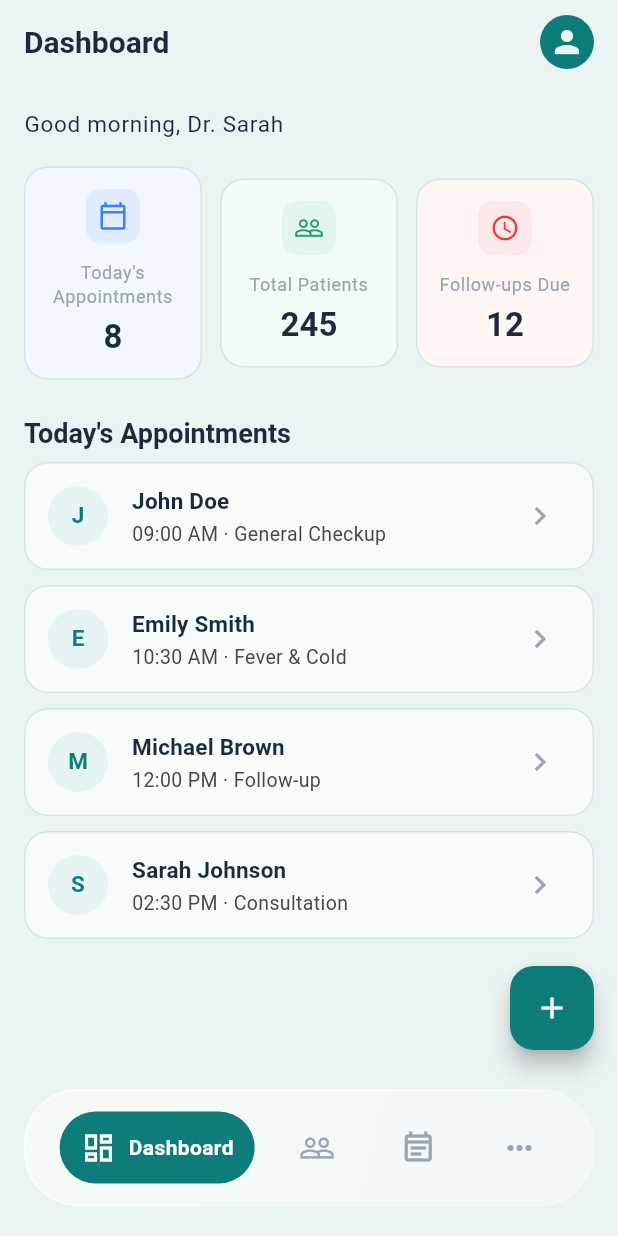
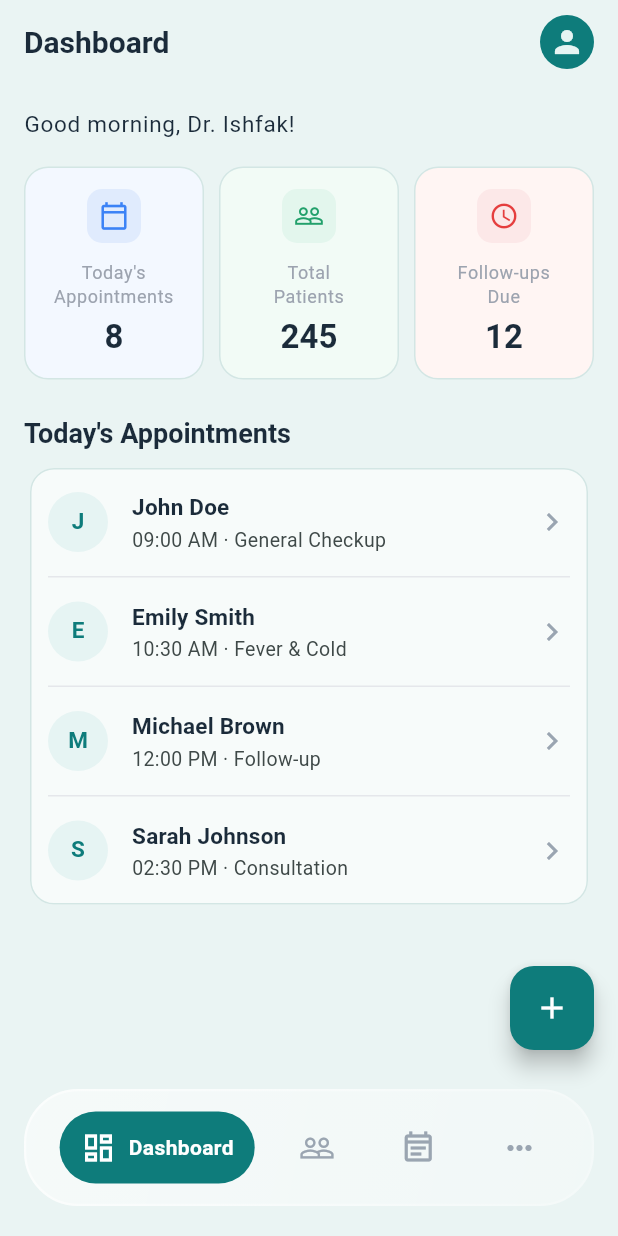
Before and after one commit to ishfak-akbar/clinitrack, a Flutter app: the DashboardScreen screen opened by its route, on a phone screen of 412 x 824 dp. Run offline on Flutter 3.47's test engine with Material 3 defaults, Android fonts, the phone set to English and light mode, and no system bars; drawn by our look-alikes of glassmorphism; our stand-ins replace shared_preferences; accounts and stored records are empty.

Commit message:
style: group dashboard appointments into a single card with dividers, matching More menu list style

```diff
--- a/lib/screens/dashboard_screen.dart
+++ b/lib/screens/dashboard_screen.dart
@@ -1,21 +1,19 @@
 import 'package:flutter/material.dart';
+import 'package:provider/provider.dart';
 import '../utils/app_colors.dart';
 import '../widgets/app_bottom_nav.dart';
 import '../widgets/dashboard_stat_card.dart';
 import '../widgets/app_add_fab.dart';
+import '../providers/appointment_provider.dart';
 
 class DashboardScreen extends StatelessWidget {
   const DashboardScreen({super.key});
 
-  static const List<Map<String, String>> _appointments = [
-    {'time': '09:00 AM', 'name': 'John Doe', 'reason': 'General Checkup'},
-    {'time': '10:30 AM', 'name': 'Emily Smith', 'reason': 'Fever & Cold'},
-    {'time': '12:00 PM', 'name': 'Michael Brown', 'reason': 'Follow-up'},
-    {'time': '02:30 PM', 'name': 'Sarah Johnson', 'reason': 'Consultation'},
-  ];
-
   @override
   Widget build(BuildContext context) {
+    final appointments = context.watch<AppointmentProvider>().appointments;
+    final visibleAppointments = appointments.take(4).toList();
+
     return Scaffold(
       extendBody: true,
       backgroundColor: AppColors.screenTintedBackground,
@@ -41,7 +39,7 @@ class DashboardScreen extends StatelessWidget {
         padding: const EdgeInsets.all(16),
         children: [
           Text(
-              'Good morning, Dr. Sarah',
+            'Good morning, Dr. Ishfak!',
             style: Theme.of(context).textTheme.bodyLarge,
           ),
           const SizedBox(height: 16),
@@ -59,22 +57,22 @@ class DashboardScreen extends StatelessWidget {
                   cardBackground: Color(0xFFF3F8FF),
                 ),
               ),
-                SizedBox(width: 12),
+              SizedBox(width: 10),
               Expanded(
                 child: DashboardStatCard(
                   icon: Icons.people_outline,
-                    label: 'Total Patients',
+                  label: 'Total     Patients',
                   value: '245',
                   iconColor: AppColors.successGreen,
                   iconBackground: Color(0xFFE3F6ED),
                   cardBackground: Color(0xFFF2FBF6),
                 ),
               ),
-                SizedBox(width: 12),
+              SizedBox(width: 10),
               Expanded(
                 child: DashboardStatCard(
                   icon: Icons.schedule_outlined,
-                    label: 'Follow-ups Due',
+                  label: 'Follow-ups  Due',
                   value: '12',
                   iconColor: AppColors.errorRed,
                   iconBackground: Color(0xFFFCE8E8),
@@ -92,34 +90,19 @@ class DashboardScreen extends StatelessWidget {
           const SizedBox(height: 8),
 
           // ---------- Appointment list ----------
-            ..._appointments.map((appt) {
-              return Card(
-                margin: const EdgeInsets.only(bottom: 10),
-                child: ListTile(
-                  leading: CircleAvatar(
-                    backgroundColor: AppColors.primaryTealLight,
-                    child: Text(
-                      appt['name']!.substring(0, 1),
-                      style: const TextStyle(
-                        color: AppColors.primaryTeal,
-                        fontWeight: FontWeight.w700,
+          Card(
+            child: Padding(
+              padding: const EdgeInsets.symmetric(horizontal: 12),
+              child: Column(
+                children: [
+                  for (int i = 0; i < visibleAppointments.length; i++) ...[
+                    _AppointmentRow(appointment: visibleAppointments[i]),
+                    if (i != visibleAppointments.length - 1) const Divider(),
+                  ],
+                ],
               ),
             ),
           ),
-                  title: Text(
-                    appt['name']!,
-                    style: Theme.of(context).textTheme.titleMedium,
-                  ),
-                  subtitle: Text('${appt['time']} · ${appt['reason']}'),
-                  trailing: const Icon(
-                    Icons.chevron_right,
-                    color: AppColors.iconGray,
-                  ),
-                  onTap: () =>
-                      Navigator.of(context).pushNamed('/patient-details'),
-                ),
-              );
-            }),
         ],
       ),
       floatingActionButton: const AppAddFab(routeName: '/add-appointment'),
@@ -128,3 +111,27 @@ class DashboardScreen extends StatelessWidget {
     );
   }
 }
+
+class _AppointmentRow extends StatelessWidget {
+  final Appointment appointment;
+
+  const _AppointmentRow({required this.appointment});
+
+  @override
+  Widget build(BuildContext context) {
+    return ListTile(
+      onTap: () => Navigator.of(context).pushNamed('/patient-details'),
+      contentPadding: EdgeInsets.zero,
+      leading: CircleAvatar(
+        backgroundColor: AppColors.primaryTealLight,
+        child: Text(
+          appointment.patientName.isNotEmpty ? appointment.patientName.substring(0, 1) : '?',
+          style: const TextStyle(color: AppColors.primaryTeal, fontWeight: FontWeight.w700),
+        ),
+      ),
+      title: Text(appointment.patientName, style: Theme.of(context).textTheme.titleMedium),
+      subtitle: Text('${appointment.time} · ${appointment.reason}'),
+      trailing: const Icon(Icons.chevron_right, color: AppColors.iconGray),
+    );
+  }
+}
```
Lines whose indentation alone changed are shown as unchanged.
